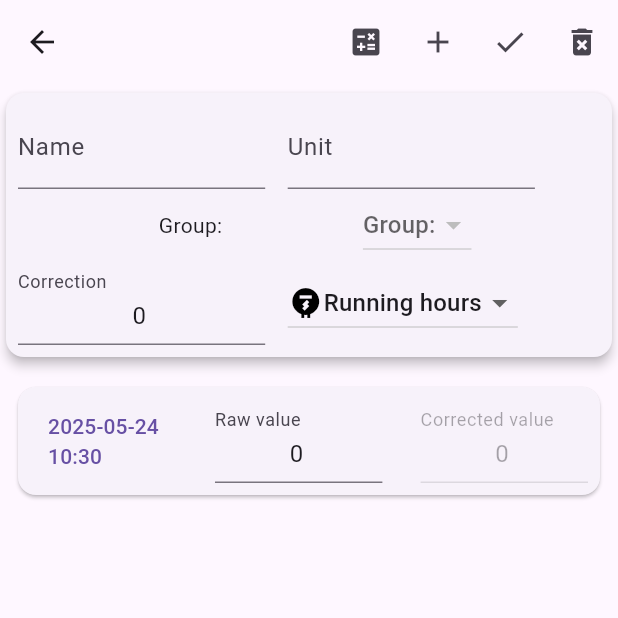
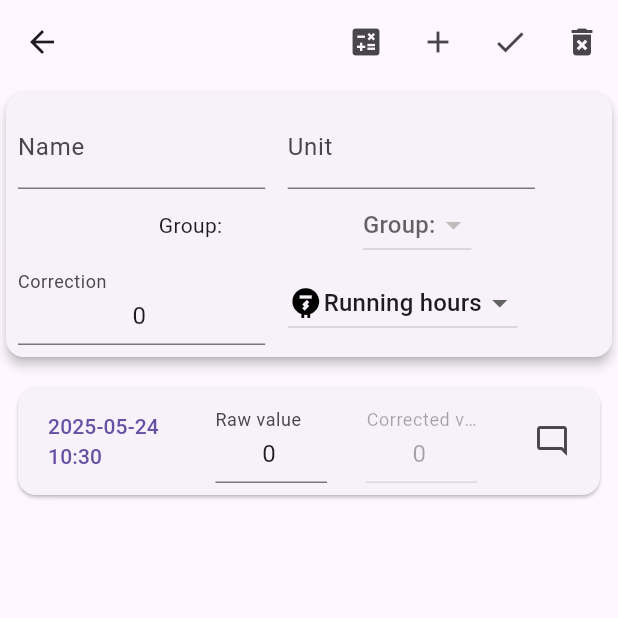
Before and after one commit to lavruh/ValueCollector, a Flutter app: the MeterEditScreen screen opened directly with empty values, after a tap on the "add" icon, on a phone screen of 412 x 824 dp, the top half of it. Run offline on Flutter 3.47's test engine with Material 3 defaults, Android fonts, the phone set to English and light mode, and no system bars; drawn by our look-alikes of flutter_slidable; our stand-ins replace awesome_notifications, csv, device_info_plus, file, file_picker, get and 4 more; missing offline and left inert: graphic, photo_data_picker, syncfusion_flutter_pdf; accounts and stored records are empty; Roboto replaces fonts that are missing (Georgia); statements that could not run were skipped.

Commit message:
Add remarks to meter value

```diff
--- a/lib/domain/entities/meter_value.dart
+++ b/lib/domain/entities/meter_value.dart
@@ -6,9 +6,16 @@ class MeterValue {
   int _value;
   int _correctedValue;
   int? _correction;
+  String? remark;
 
   MeterValue(this.date, this._value, {int? correct, String? id})
       : _id = id ?? UniqueKey().toString(),
+        _correction = correct,
+        _correctedValue = _value + (correct ?? 0);
+
+  MeterValue.current(this._value, {int? correct, String? id, this.remark})
+      : _id = id ?? UniqueKey().toString(),
+        date = DateTime.now(),
         _correction = correct,
         _correctedValue = _value + (correct ?? 0);
 
@@ -32,6 +39,7 @@ class MeterValue {
       "date": date.millisecondsSinceEpoch,
       "value": value,
       "correction": correction,
+      "remark": remark,
     };
   }
 
@@ -40,7 +48,8 @@ class MeterValue {
         date = DateTime.fromMillisecondsSinceEpoch(map["date"]),
         _value = map["value"],
         _correction = map["correction"],
-        _correctedValue = map["value"] + (map["correction"] ?? 0);
+        _correctedValue = map["value"] + (map["correction"] ?? 0),
+        remark = map["remark"];
 
   @override
   bool operator ==(Object other) {
@@ -51,7 +60,8 @@ class MeterValue {
         other.date == date &&
         other._value == _value &&
         other._correctedValue == _correctedValue &&
-        other._correction == _correction;
+        other._correction == _correction &&
+        other.remark == remark;
   }
 
   @override
@@ -60,7 +70,8 @@ class MeterValue {
         date.hashCode ^
         _value.hashCode ^
         _correctedValue.hashCode ^
-        _correction.hashCode;
+        _correction.hashCode ^
+        remark.hashCode;
   }
 
   @override
--- a/lib/l10n/app_en.arb
+++ b/lib/l10n/app_en.arb
@@ -38,5 +38,9 @@
     "prodCostMaxLimDescr": "Calculates meter production cost, counter value times price of reached limit",
     "inDays": "in days",
     "avaragePerDay": "Average per day",
-    "reachedLimit": "Reached limit is"
+    "reachedLimit": "Reached limit is",
+    "reading": "Reading",
+    "remarks": "Remarks",
+    "warningReadingEmpty":"Reading should not be empty",
+    "warningReadingIsNotInteger":"Reading should be integer"
 }
--- a/lib/l10n/app_localizations.dart
+++ b/lib/l10n/app_localizations.dart
@@ -337,6 +337,30 @@ abstract class AppLocalizations {
   /// In en, this message translates to:
   /// **'Reached limit is'**
   String get reachedLimit;
+
+  /// No description provided for @reading.
+  ///
+  /// In en, this message translates to:
+  /// **'Reading'**
+  String get reading;
+
+  /// No description provided for @remarks.
+  ///
+  /// In en, this message translates to:
+  /// **'Remarks'**
+  String get remarks;
+
+  /// No description provided for @warningReadingEmpty.
+  ///
+  /// In en, this message translates to:
+  /// **'Reading should not be empty'**
+  String get warningReadingEmpty;
+
+  /// No description provided for @warningReadingIsNotInteger.
+  ///
+  /// In en, this message translates to:
+  /// **'Reading should be integer'**
+  String get warningReadingIsNotInteger;
 }
 
 class _AppLocalizationsDelegate
--- a/lib/l10n/app_uk.arb
+++ b/lib/l10n/app_uk.arb
@@ -38,5 +38,9 @@
     "prodCostMaxLimDescr": "Обчислюе сумму витрат за досягнутим лімітом",
     "inDays": "за дні",
     "avaragePerDay": "В середньому за день",
-    "reachedLimit": "Досягнутий ліміт"
+    "reachedLimit": "Досягнутий ліміт",
+    "reading": "Показник",
+    "remarks": "Нотатки",
+    "warningReadingEmpty":"Показник має бути заповнений",
+    "warningReadingIsNotInteger":"Показник має бути цілим числом"
 }
--- a/lib/ui/widgets/meter_value_edit_widget.dart
+++ b/lib/ui/widgets/meter_value_edit_widget.dart
@@ -4,6 +4,7 @@ import 'package:get/get.dart';
 import 'package:intl/intl.dart';
 import 'package:rh_collector/domain/entities/meter_value.dart';
 import 'package:rh_collector/l10n/app_localizations.dart';
+import 'package:rh_collector/ui/widgets/remark_button.dart';
 
 class MeterValueEditWidget extends StatelessWidget {
   const MeterValueEditWidget({
@@ -19,6 +20,8 @@ class MeterValueEditWidget extends StatelessWidget {
 
   @override
   Widget build(BuildContext context) {
+    final local = AppLocalizations.of(context);
+    if (local == null) return Center(child: CircularProgressIndicator());
     return Slidable(
       endActionPane: ActionPane(motion: const ScrollMotion(), children: [
         SlidableAction(
@@ -32,12 +35,13 @@ class MeterValueEditWidget extends StatelessWidget {
       child: Card(
         child: Padding(
           padding: const EdgeInsets.all(8.0),
-          child: Wrap(
-            alignment: WrapAlignment.spaceBetween,
-            crossAxisAlignment: WrapCrossAlignment.center,
+          child: Flex(
+            direction: Axis.horizontal,
+            mainAxisAlignment: MainAxisAlignment.spaceBetween,
             children: [
-              Container(),
-              TextButton(
+              Flexible(
+                flex: 2,
+                child: TextButton(
                   child: Text(
                     DateFormat("yyyy-MM-dd\nHH:mm").format(meterValue.date),
                   ),
@@ -59,32 +63,34 @@ class MeterValueEditWidget extends StatelessWidget {
                     }
                   },
                 ),
-              FractionallySizedBox(
-                widthFactor: 0.3,
+              ),
+              Flexible(
                 child: TextField(
                   controller:
                       TextEditingController(text: meterValue.value.toString()),
                   keyboardType: TextInputType.number,
                   textAlign: TextAlign.center,
-                  decoration: InputDecoration(
-                      labelText: AppLocalizations.of(context)?.rawValue),
+                  decoration: InputDecoration(labelText: local.rawValue),
                   onSubmitted: (String v) {
                     meterValue.value = int.tryParse(v) ?? 0;
                     updateCallback!(meterValue);
                   },
                 ),
               ),
-              FractionallySizedBox(
-                widthFactor: 0.3,
+              Flexible(
                 child: TextField(
                   enabled: false,
                   controller: TextEditingController(
                       text: meterValue.correctedValue.toString()),
                   textAlign: TextAlign.center,
-                  decoration: InputDecoration(
-                      labelText: AppLocalizations.of(context)?.correctedValue),
+                  decoration: InputDecoration(labelText: local.correctedValue),
                 ),
               ),
+              Flexible(
+                  child: RemarkButton(
+                updateCallback: updateCallback,
+                meterValue: meterValue,
+              ))
             ],
           ),
         ),
--- a/lib/ui/widgets/meter_value_widget.dart
+++ b/lib/ui/widgets/meter_value_widget.dart
@@ -14,7 +14,7 @@ class MeterValueWidget extends StatelessWidget {
   Widget build(BuildContext context) {
     return Column(
       children: [
-        Text(DateFormat("y-MM-dd").format(v.date)),
+        Text(DateFormat("yy-MM-dd").format(v.date)),
         Text(DateFormat("HH:mm").format(v.date)),
         Text(v.correctedValue.toString()),
       ],
--- /dev/null
+++ b/lib/ui/widgets/remark_button.dart
@@ -0,0 +1,35 @@
+import 'package:flutter/material.dart';
+import 'package:rh_collector/domain/entities/meter_value.dart';
+import 'package:rh_collector/l10n/app_localizations.dart';
+import 'package:rh_collector/ui/widgets/input_dialog.dart';
+
+class RemarkButton extends StatelessWidget {
+  const RemarkButton({
+    super.key,
+    required this.updateCallback,
+    required this.meterValue,
+  });
+
+  final Function(MeterValue v)? updateCallback;
+  final MeterValue meterValue;
+
+  @override
+  Widget build(BuildContext context) {
+    return IconButton(
+        onPressed: () async {
+          final f = updateCallback;
+          final v = await inputDialog(
+              context: context,
+              title: AppLocalizations.of(context)!.remarks,
+              initValue: meterValue.remark);
+          if (v == null) return;
+          meterValue.remark = v.isNotEmpty ? v : null;
+          if (f != null) f(meterValue);
+        },
+        icon: Icon(
+          meterValue.remark == null
+              ? Icons.mode_comment_outlined
+              : Icons.mode_comment,
+        ));
+  }
+}
--- a/pubspec.yaml
+++ b/pubspec.yaml
@@ -1,7 +1,7 @@
 name: rh_collector
 description: A new Flutter project.
 publish_to: 'none'
-version: 1.4.6+1
+version: 1.4.7+1
 
 environment:
   sdk: ">=3.2.2 <4.0.0"
```
Also changed, not shown: lib/l10n/app_localizations_en.dart (+12 -0 lines), lib/l10n/app_localizations_uk.dart (+12 -0 lines), lib/ui/screens/camera_screen.dart (+58 -12 lines), lib/ui/widgets/input_dialog.dart (added, +19 -0 lines), lib/ui/widgets/meter_widget.dart (+13 -10 lines). Lines whose indentation alone changed are shown as unchanged.
